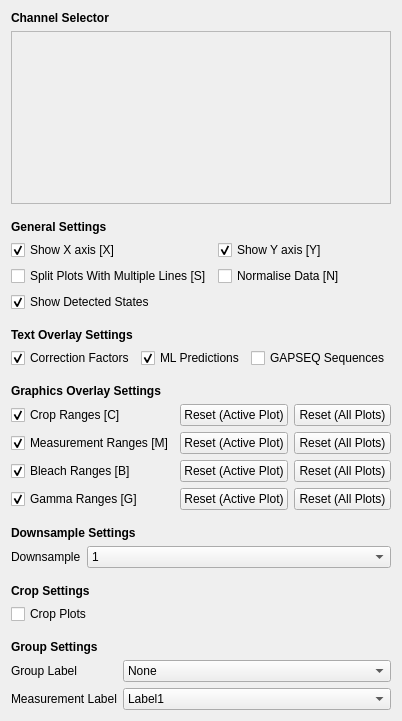
This is src/GUI/plotsettings_gui.ui in piedrro/TraceAnalyser as Qt 5 draws it before an edit. The edited form follows.
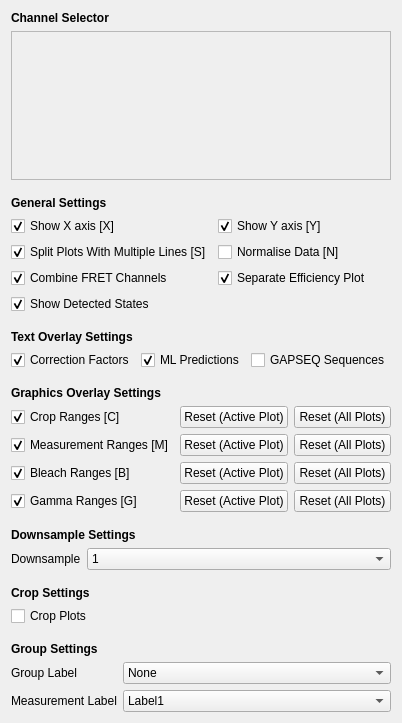
This is the edited form.

Commit message: added more plot check boxes for fret

Diff of the .ui file:
```diff
--- a/src/GUI/plotsettings_gui.ui
+++ b/src/GUI/plotsettings_gui.ui
@@ -7,7 +7,7 @@
     <x>0</x>
     <y>0</y>
     <width>360</width>
-    <height>721</height>
+    <height>723</height>
    </rect>
   </property>
   <property name="sizePolicy">
@@ -56,7 +56,7 @@
         <x>0</x>
         <y>0</y>
         <width>340</width>
-        <height>151</height>
+        <height>130</height>
        </rect>
       </property>
       <layout class="QVBoxLayout" name="verticalLayout_11">
@@ -110,6 +110,9 @@
        <property name="text">
         <string>Split Plots With Multiple Lines [S]</string>
        </property>
+       <property name="checked">
+        <bool>true</bool>
+       </property>
       </widget>
      </item>
      <item row="0" column="0">
@@ -132,6 +135,26 @@
        </property>
       </widget>
      </item>
+     <item row="2" column="0">
+      <widget class="QCheckBox" name="plot_combine_fret">
+       <property name="text">
+        <string>Combine FRET Channels</string>
+       </property>
+       <property name="checked">
+        <bool>true</bool>
+       </property>
+      </widget>
+     </item>
+     <item row="2" column="1">
+      <widget class="QCheckBox" name="plot_separate_efficiency">
+       <property name="text">
+        <string>Separate Efficiency Plot</string>
+       </property>
+       <property name="checked">
+        <bool>true</bool>
+       </property>
+      </widget>
+     </item>
     </layout>
    </item>
    <item>
```
The commit also changes 4 other files.
